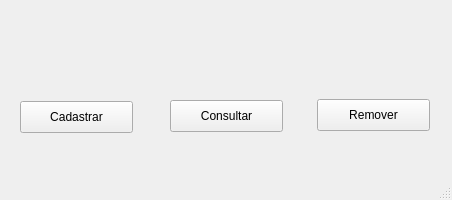
The window that SistemaDeMatriculas-V0/menu_principal.ui (leonardopereira10/UEG) describes before a commit, drawn with Qt 5.
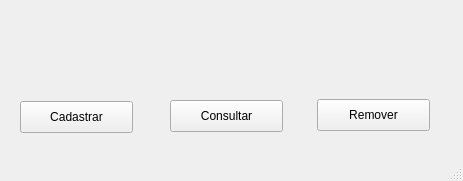
The same window after the commit. Icons and pictures are not drawn.

The edit to the form file:
```diff
--- a/SistemaDeMatriculas-V0/menu_principal.ui
+++ b/SistemaDeMatriculas-V0/menu_principal.ui
@@ -6,8 +6,8 @@
    <rect>
     <x>0</x>
     <y>0</y>
-    <width>452</width>
-    <height>200</height>
+    <width>463</width>
+    <height>181</height>
    </rect>
   </property>
   <property name="windowTitle">
```
Left out of the diff: 20 changed lines with no effect on the pictures.
